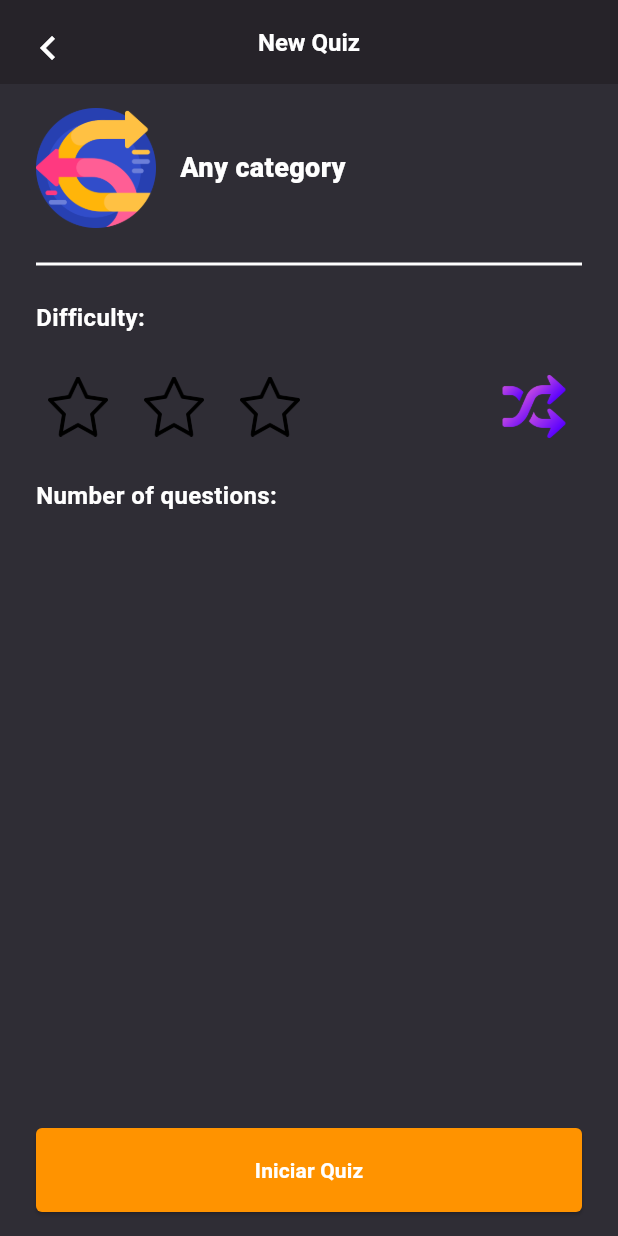
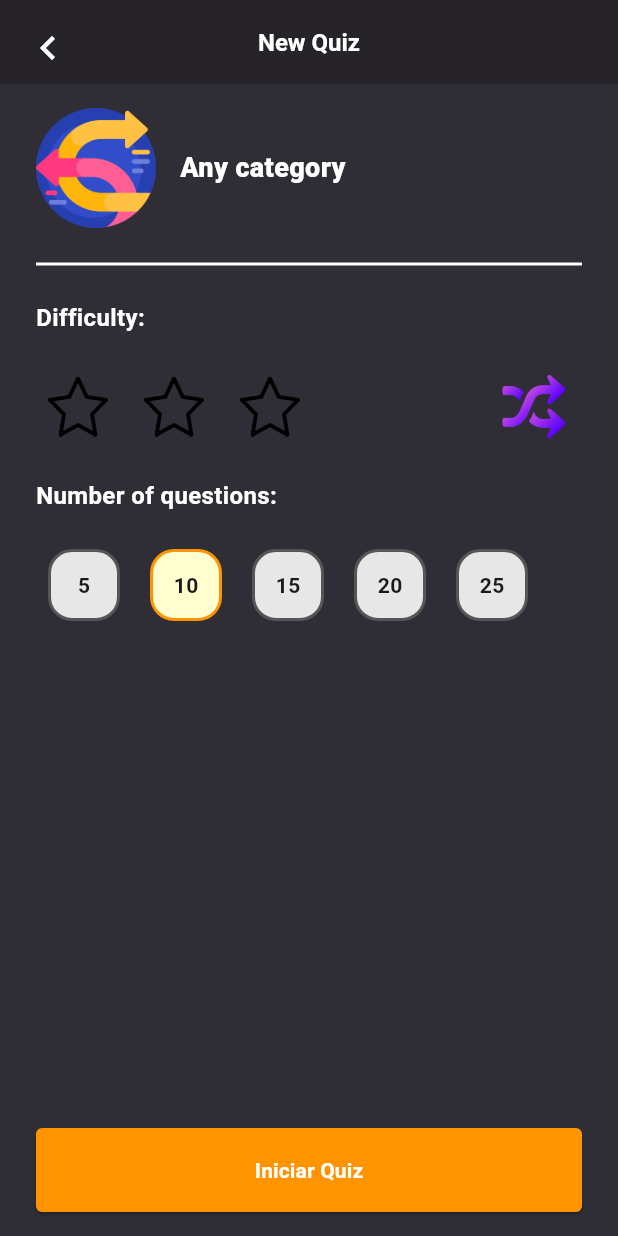
Before and after one commit to pedrohso7/happiness_quiz, a Flutter app: the screen it shows after launch, after a tap on "Any category", on a phone screen of 412 x 824 dp. Run offline on Flutter 3.47's test engine with Material 2 defaults, Android fonts, the light colour scheme and no system bars; our stand-ins replace dio, equatable, flutter_bloc, get_it, go_router.

Commit message:
feat: add number of questions selection to create quiz page.

```diff
--- a/lib/features/create_quiz/presenter/pages/create_quiz_page.dart
+++ b/lib/features/create_quiz/presenter/pages/create_quiz_page.dart
@@ -10,6 +10,7 @@ import '../../../../core/widgets/filled_container.dart';
 import '../../domain/entities/question.dart';
 import '../bloc/create_quiz_bloc.dart';
 import '../widgets/difficulty_selector_widget.dart';
+import '../widgets/number_of_questions_selector_widget.dart';
 
 class CreateQuizPage extends StatelessWidget {
   const CreateQuizPage({
@@ -72,6 +73,10 @@ class CreateQuizPage extends StatelessWidget {
               VerticalSpace.s16,
               const Text('Number of questions:', style: AppTextStyles.subTitle),
               VerticalSpace.s16,
+              NumberOfQuestionsSelectorWidget(
+                selectedValue: numberOfQuestions,
+                onPressItem: setNumberOfQuestions,
+              ),
             ],
           ),
           DefaultButton(
--- /dev/null
+++ b/lib/features/create_quiz/presenter/widgets/number_of_questions_selector_widget.dart
@@ -0,0 +1,79 @@
+import 'package:flutter/material.dart';
+import '../../../../core/constants/colors.dart';
+import '../../../../core/constants/sizes.dart';
+import '../../../../core/constants/text_style.dart';
+import '../../../../core/extensions/sized_box_extension.dart';
+
+class NumberOfQuestionsSelectorWidget extends StatelessWidget {
+  final int selectedValue;
+  final Function(int) onPressItem;
+  const NumberOfQuestionsSelectorWidget({
+    Key? key,
+    required this.selectedValue,
+    required this.onPressItem,
+  }) : super(key: key);
+
+  @override
+  Widget build(BuildContext context) {
+    return Wrap(
+      children: [
+        _buildNumberChip(
+          5 == selectedValue,
+          () => onPressItem(5),
+          5,
+        ),
+        HorizontalSpace.s4,
+        _buildNumberChip(
+          10 == selectedValue,
+          () => onPressItem(10),
+          10,
+        ),
+        HorizontalSpace.s4,
+        _buildNumberChip(
+          15 == selectedValue,
+          () => onPressItem(15),
+          15,
+        ),
+        HorizontalSpace.s4,
+        _buildNumberChip(
+          20 == selectedValue,
+          () => onPressItem(20),
+          20,
+        ),
+        HorizontalSpace.s4,
+        _buildNumberChip(
+          25 == selectedValue,
+          () => onPressItem(25),
+          25,
+        ),
+      ],
+    );
+  }
+
+  Widget _buildNumberChip(bool isSelected, VoidCallback onTap, int value) =>
+      InkWell(
+        onTap: onTap,
+        borderRadius: BorderRadius.circular(AppSizes.s16),
+        child: Padding(
+          padding: const EdgeInsets.all(AppSizes.s8),
+          child: Container(
+            height: AppSizes.s48,
+            width: AppSizes.s48,
+            decoration: BoxDecoration(
+              color: isSelected ? AppColors.lightYellow : AppColors.lightGrey,
+              border: Border.all(
+                color: isSelected ? AppColors.yellow : AppColors.lightBlack,
+                width: AppSizes.s2,
+              ),
+              borderRadius: BorderRadius.circular(AppSizes.s16),
+            ),
+            child: Center(
+              child: Text(
+                value.toString(),
+                style: AppTextStyles.defaultBlackText,
+              ),
+            ),
+          ),
+        ),
+      );
+}
```
